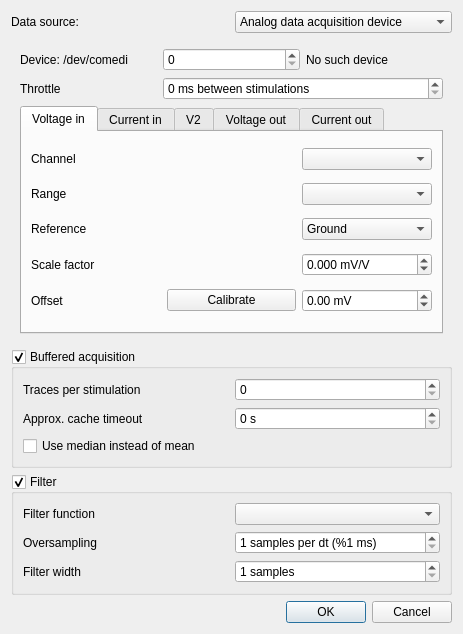
Old version of the form src/gui/daqdialog.ui in the repository CompEphys-team/rtdo.
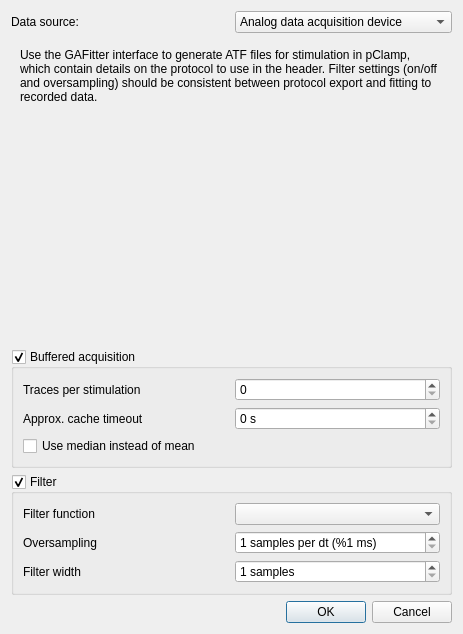
New version of the form. The open tabs and pages were chosen to show the change.

Commit message: Canned data, part 3: ATF files as a data source

Diff of the .ui file:
```diff
--- a/src/gui/daqdialog.ui
+++ b/src/gui/daqdialog.ui
@@ -19,6 +19,33 @@
      <property name="currentIndex">
       <number>0</number>
      </property>
+     <widget class="QWidget" name="page_3">
+      <layout class="QGridLayout" name="gridLayout_13">
+       <item row="1" column="0">
+        <spacer name="verticalSpacer">
+         <property name="orientation">
+          <enum>Qt::Vertical</enum>
+         </property>
+         <property name="sizeHint" stdset="0">
+          <size>
+           <width>20</width>
+           <height>40</height>
+          </size>
+         </property>
+        </spacer>
+       </item>
+       <item row="0" column="0">
+        <widget class="QLabel" name="label_37">
+         <property name="text">
+          <string>Use the GAFitter interface to generate ATF files for stimulation in pClamp, which contain details on the protocol to use in the header. Filter settings (on/off and oversampling) should be consistent between protocol export and fitting to recorded data.</string>
+         </property>
+         <property name="wordWrap">
+          <bool>true</bool>
+         </property>
+        </widget>
+       </item>
+      </layout>
+     </widget>
      <widget class="QWidget" name="page">
       <layout class="QGridLayout" name="gridLayout_5">
        <item row="0" column="0">
```
Left out of the diff: 10 changed lines with no effect on the pictures. The commit also changes 8 other files.
